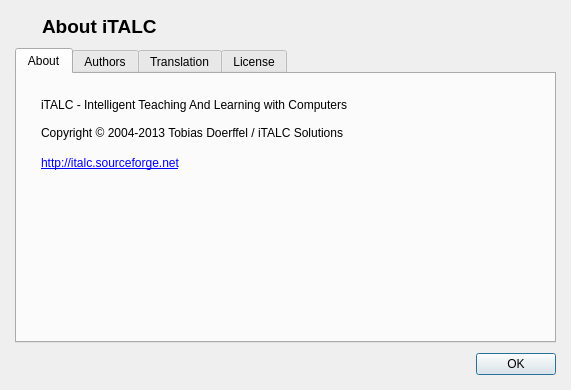
This is italc-windows/italc.git/lib/dialogs/AboutDialog.ui in univention/ucs-school as Qt 5 draws it before an edit. The edited form follows.
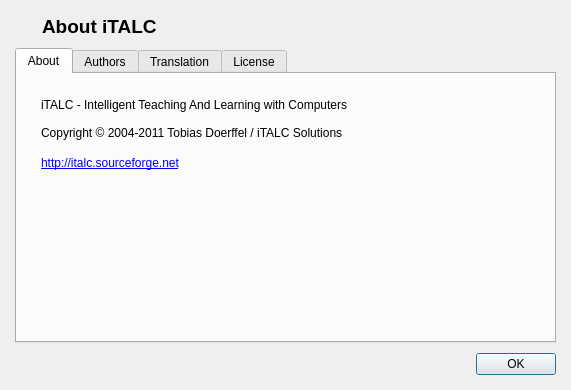
This is the edited form. Icons and pictures are not drawn.

Diff of the .ui file:
```diff
--- a/italc-windows/italc.git/lib/dialogs/AboutDialog.ui
+++ b/italc-windows/italc.git/lib/dialogs/AboutDialog.ui
@@ -102,7 +102,7 @@
          <property name="text">
           <string>iTALC - Intelligent Teaching And Learning with Computers
 
-Copyright © 2004-2013 Tobias Doerffel / iTALC Solutions</string>
+Copyright © 2004-2011 Tobias Doerffel / iTALC Solutions</string>
          </property>
         </widget>
        </item>
```
